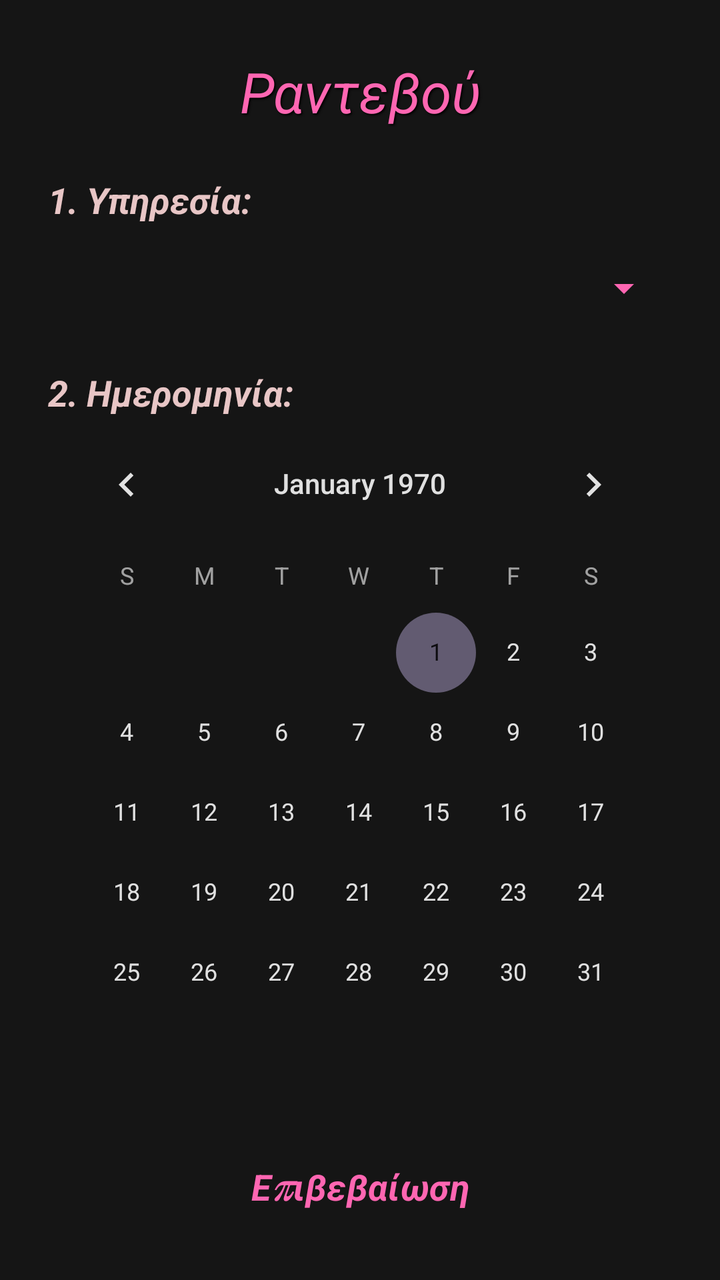
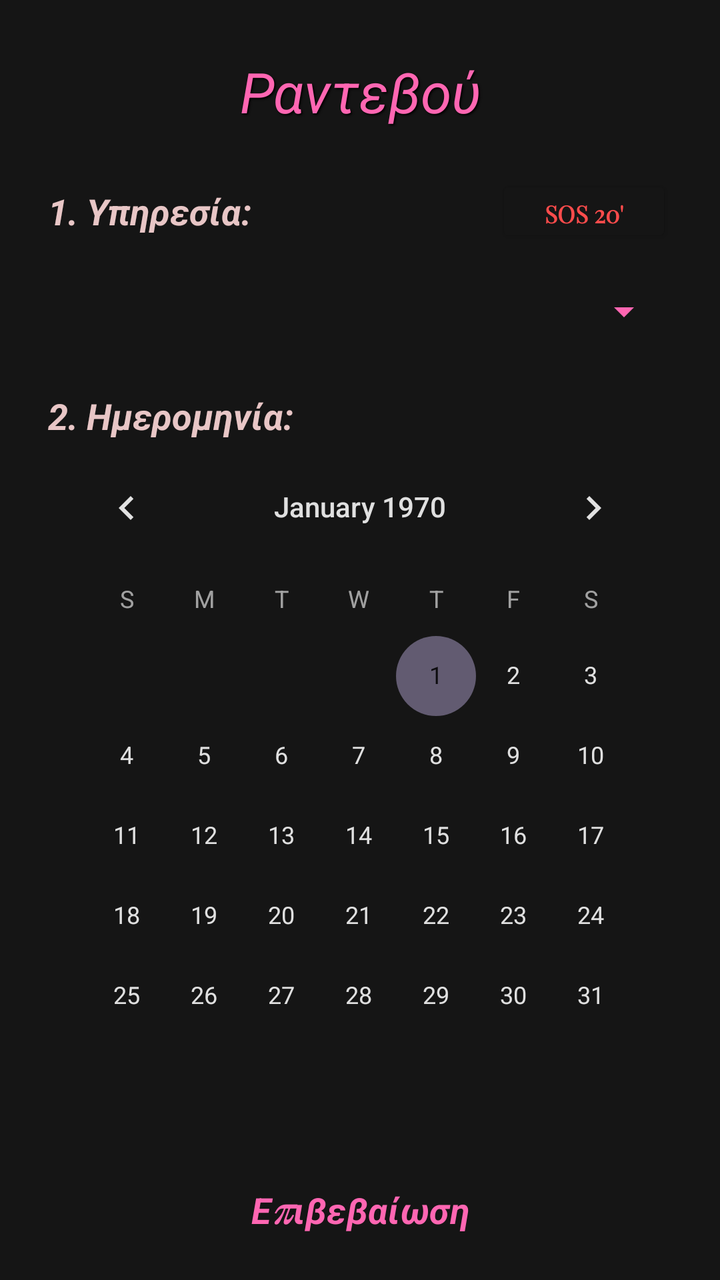

The first picture is an Android layout as it rendered before a commit; the second is the same layout after the commit. The layout source and the unified diff follow.
<!-- AndroidManifest.xml: application theme Theme.Kalypsws_nails -->
<!-- res/layout/dialog_appointment.xml -->
<?xml version="1.0" encoding="utf-8"?>
<LinearLayout xmlns:android="http://schemas.android.com/apk/res/android"
    xmlns:app="http://schemas.android.com/apk/res-auto"
    android:layout_width="match_parent"
    android:layout_height="wrap_content"
    android:orientation="vertical"
    android:background="#151515"
    android:padding="24dp"> <TextView
    android:layout_width="match_parent"
    android:layout_height="wrap_content"
    android:text="Ραντεβού"
    android:textColor="#FF66B2"
    android:textSize="28sp"
    android:fontFamily="@font/font4"
    android:textStyle="italic"
    android:gravity="center"
    android:shadowColor="#000000"
    android:shadowDx="2"
    android:shadowDy="2"
    android:shadowRadius="2"
    android:layout_marginBottom="24dp"/>

    <TextView
        android:layout_width="match_parent"
        android:layout_height="wrap_content"
        android:text="1. Υπηρεσία:"
        android:textColor="#E8C6C6"
        android:textSize="18sp"
        android:textStyle="bold|italic"
        android:layout_marginBottom="8dp"/>

    <Spinner
        android:id="@+id/spinnerService"
        android:layout_width="match_parent"
        android:layout_height="48dp"
        android:backgroundTint="#FF66B2"
        android:layout_marginBottom="16dp"/>

    <TextView
        android:layout_width="match_parent"
        android:layout_height="wrap_content"
        android:text="2. Ημερομηνία:"
        android:textColor="#E8C6C6"
        android:textSize="18sp"
        android:textStyle="bold|italic" />

    <CalendarView
        android:id="@+id/calendarView"
        android:layout_width="match_parent"
        android:layout_height="wrap_content"
        android:theme="@android:style/ThemeOverlay.Material.Dark"
        android:layout_marginBottom="16dp"/>

    <TextView
        android:id="@+id/tvSelectTimeLabel"
        android:layout_width="match_parent"
        android:layout_height="wrap_content"
        android:text="3. Διαθέσιμες Ώρες:"
        android:textColor="#E8C6C6"
        android:textSize="18sp"
        android:textStyle="bold|italic"
        android:visibility="gone"
        android:layout_marginBottom="8dp"/>

    <Spinner
        android:id="@+id/spinnerHours"
        android:layout_width="match_parent"
        android:layout_height="48dp"
        android:backgroundTint="#FF66B2"
        android:visibility="gone"
        android:layout_marginBottom="24dp"/>

    <Button
        android:id="@+id/btnConfirmAppointment"
        style="?attr/materialButtonOutlinedStyle"
        android:layout_width="match_parent"
        android:layout_height="60dp"
        android:text="Επιβεβαίωση"
        android:textColor="#FF66B2"
        android:textSize="18sp"
        android:textStyle="bold|italic"
        android:fontFamily="@font/font4"
        app:strokeColor="#FF66B2"
        app:strokeWidth="1.5dp"
        app:backgroundTint="#000000" />

</LinearLayout>
<!-- resources referenced by this layout -->
<resources>
  <style name="Theme.Kalypsws_nails" parent="Base.Theme.Kalypsws_nails" />
  <style name="Base.Theme.Kalypsws_nails" parent="Theme.Material3.DayNight.NoActionBar">
          
          
      </style>
</resources>

<!-- the commit's change to res/layout/dialog_appointment.xml (unified diff, before → after) -->
@@ -5,29 +5,54 @@
     android:layout_height="wrap_content"
     android:orientation="vertical"
     android:background="#151515"
-    android:padding="24dp"> <TextView
-    android:layout_width="match_parent"
-    android:layout_height="wrap_content"
-    android:text="Ραντεβού"
-    android:textColor="#FF66B2"
-    android:textSize="28sp"
-    android:fontFamily="@font/font4"
-    android:textStyle="italic"
-    android:gravity="center"
-    android:shadowColor="#000000"
-    android:shadowDx="2"
-    android:shadowDy="2"
-    android:shadowRadius="2"
-    android:layout_marginBottom="24dp"/>
+    android:padding="24dp">
 
     <TextView
         android:layout_width="match_parent"
         android:layout_height="wrap_content"
-        android:text="1. Υπηρεσία:"
-        android:textColor="#E8C6C6"
-        android:textSize="18sp"
-        android:textStyle="bold|italic"
-        android:layout_marginBottom="8dp"/>
+        android:text="Ραντεβού"
+        android:textColor="#FF66B2"
+        android:textSize="28sp"
+        android:fontFamily="@font/font4"
+        android:textStyle="italic"
+        android:gravity="center"
+        android:shadowColor="#000000"
+        android:shadowDx="2"
+        android:shadowDy="2"
+        android:shadowRadius="2"
+        android:layout_marginBottom="24dp"/>
+
+    <RelativeLayout
+        android:layout_width="match_parent"
+        android:layout_height="wrap_content"
+        android:layout_marginBottom="8dp">
+
+        <TextView
+            android:layout_width="wrap_content"
+            android:layout_height="wrap_content"
+            android:text="1. Υπηρεσία:"
+            android:textColor="#E8C6C6"
+            android:textSize="18sp"
+            android:textStyle="bold|italic"
+            android:layout_alignParentStart="true"
+            android:layout_centerVertical="true" />
+
+        <Button
+            android:id="@+id/btnEmergency"
+            android:layout_width="wrap_content"
+            android:layout_height="36dp"
+            android:text="SOS 20'"
+            android:textColor="#FF4C4C"
+            android:textSize="12sp"
+            android:textStyle="bold"
+            android:fontFamily="@font/font4"
+            android:backgroundTint="#151515"
+            app:strokeColor="#FF4C4C"
+            app:strokeWidth="1dp"
+            android:layout_alignParentEnd="true"
+            android:layout_centerVertical="true"
+            app:cornerRadius="8dp" />
+    </RelativeLayout>
 
     <Spinner
         android:id="@+id/spinnerService"
